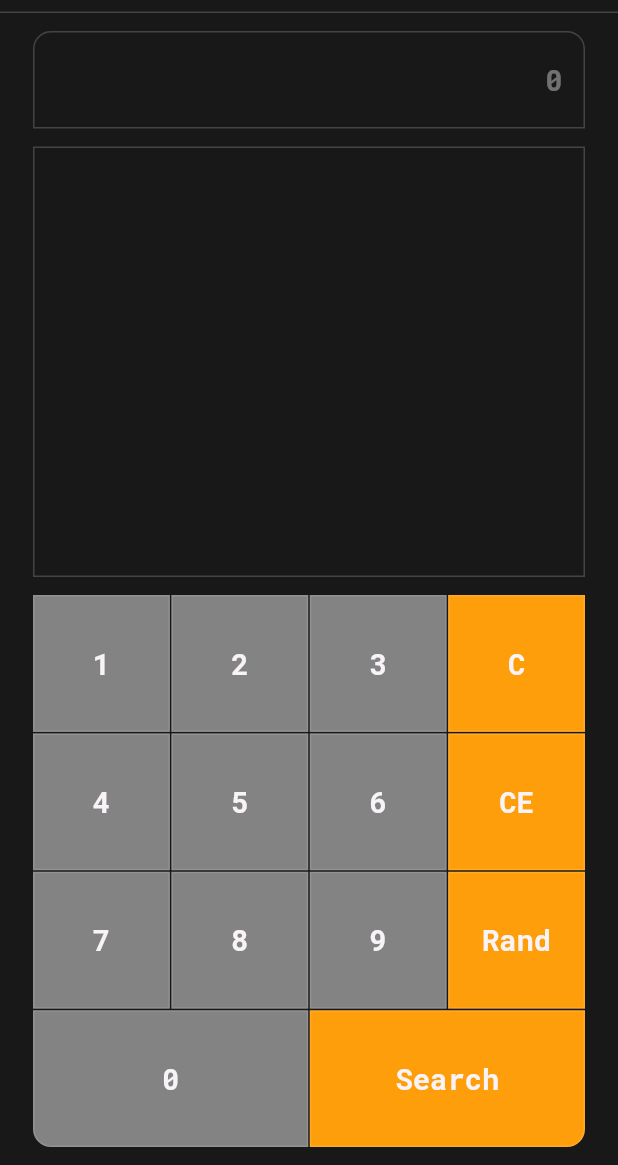
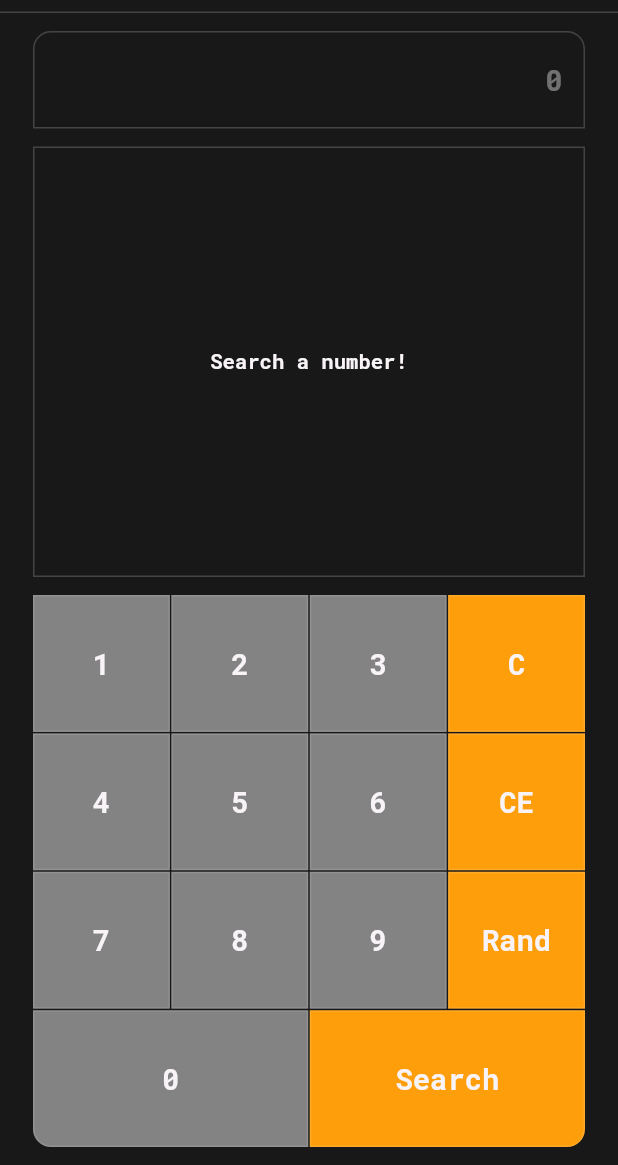
Before and after one commit to BBarisKilic/Numbers, a Flutter app: the screen it shows after launch, on a phone screen of 412 x 824 dp, the part 71-1236 px from its top. Run offline on Flutter 3.47's test engine with Material 2 defaults, Android fonts, the phone set to English and light mode, and no system bars; our stand-ins replace bloc, dio, flutter_bloc, flutter_svg, freezed_annotation, get_it and 5 more.

Commit message:
Updated InfoContainer.

```diff
--- a/lib/src/core/utils/constants/texts.dart
+++ b/lib/src/core/utils/constants/texts.dart
@@ -1,5 +1,8 @@
 const String kAppTitle = 'Numbers';
 const String kSettingsTitle = 'Settings';
+const String kSearchANumberText = 'Search a number!';
+const String kCheckInternetConnection =
+    'Oops!\n\nSomething went wrong. Please try again later.';
 const String kThemesText = 'Themes';
 const String kRateText = 'Rate Us';
 const String kContactsText = 'Contact Us';
--- a/lib/src/presentation/number/widgets/info_container.dart
+++ b/lib/src/presentation/number/widgets/info_container.dart
@@ -22,14 +22,22 @@ class InfoContainer extends StatelessWidget {
           child: SingleChildScrollView(
             child: BlocBuilder<NumberCubit, NumberState>(
               builder: (_, state) => state.when(
-                initial: () => const SizedBox(),
+                initial: () => Text(
+                  kSearchANumberText,
+                  textAlign: TextAlign.center,
+                  style: Theme.of(context).textTheme.bodyText1,
+                ),
                 loading: () => const CircularProgressIndicator(),
                 loaded: (info) => Text(
                   info,
                   textAlign: TextAlign.center,
                   style: Theme.of(context).textTheme.bodyText1,
                 ),
-                error: () => const SizedBox(),
+                error: () => Text(
+                  kCheckInternetConnection,
+                  textAlign: TextAlign.center,
+                  style: Theme.of(context).textTheme.bodyText1,
+                ),
               ),
             ),
           ),
```
